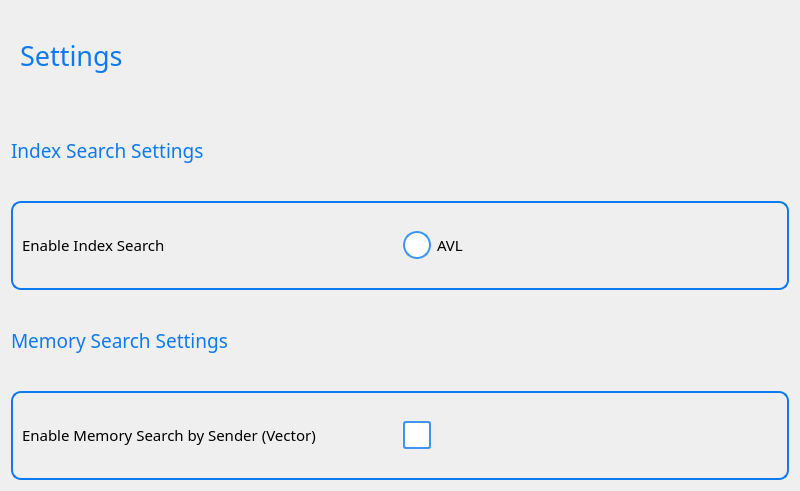
First picture: the form in settingswindow.ui, repository rrios7/MailSystem, before the edit.
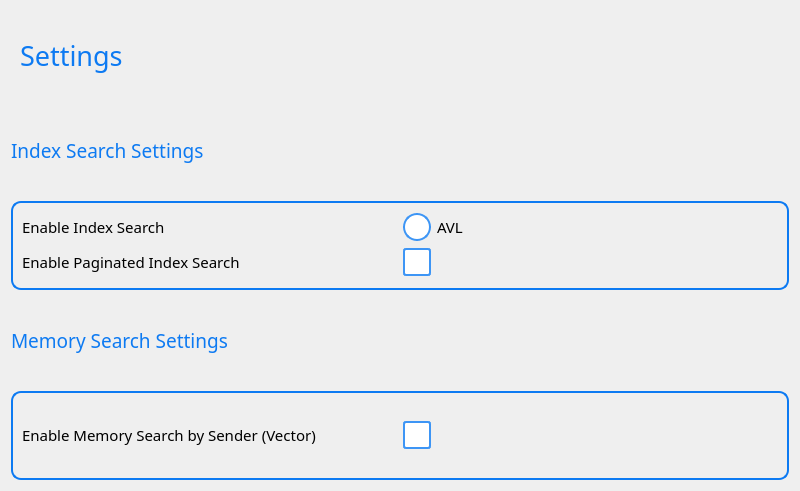
Second picture: the form after the edit. Icons and pictures are not drawn.

Commit message: Added Paginated AVL Tree Searches, Improved AVL Design

What changed in the file:
```diff
--- a/settingswindow.ui
+++ b/settingswindow.ui
@@ -141,7 +141,7 @@
       <enum>QFrame::Raised</enum>
      </property>
      <layout class="QGridLayout" name="gridLayout_2">
-      <item row="2" column="0">
+      <item row="3" column="0">
        <widget class="QLabel" name="primaryIndexSearchLabel">
         <property name="font">
          <font>
@@ -157,7 +157,7 @@
         </property>
        </widget>
       </item>
-      <item row="2" column="1">
+      <item row="3" column="1">
        <widget class="QRadioButton" name="primaryIndexAVLButton">
         <property name="font">
          <font>
@@ -170,6 +170,26 @@
         </property>
        </widget>
       </item>
+      <item row="4" column="1">
+       <widget class="QCheckBox" name="paginatedIndexCheckBox">
+        <property name="text">
+         <string/>
+        </property>
+       </widget>
+      </item>
+      <item row="4" column="0">
+       <widget class="QLabel" name="paginatedIndexLabel">
+        <property name="font">
+         <font>
+          <family>Montserrat</family>
+          <pointsize>11</pointsize>
+         </font>
+        </property>
+        <property name="text">
+         <string>Enable Paginated Index Search</string>
+        </property>
+       </widget>
+      </item>
      </layout>
     </widget>
    </item>
```
The commit also changes 9 other files.
